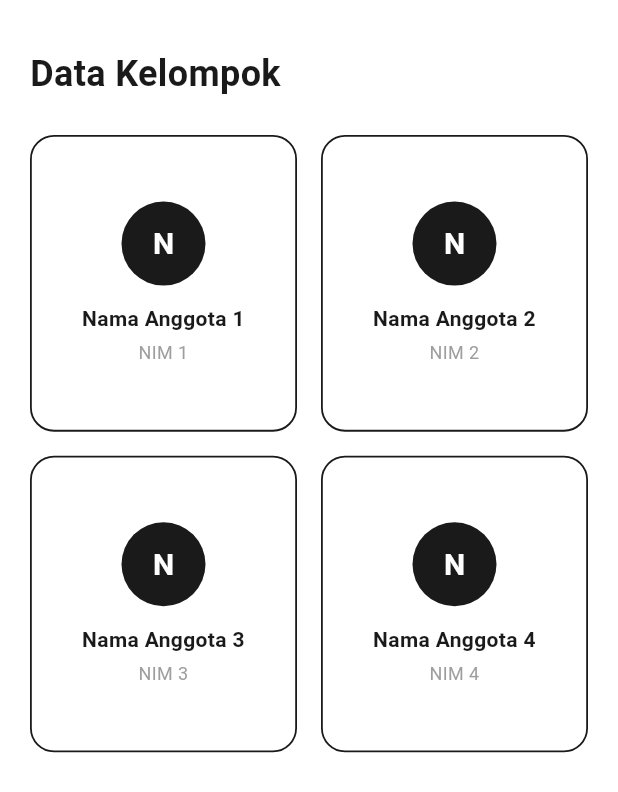
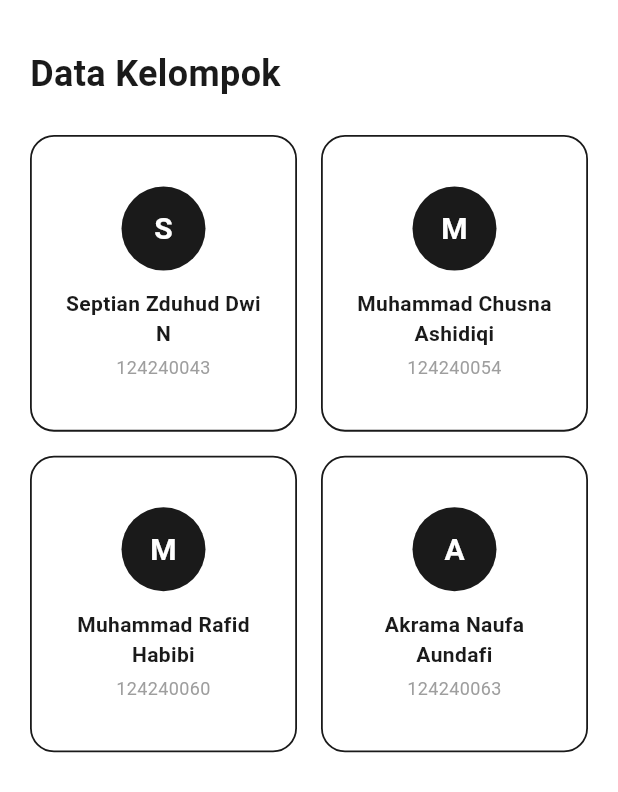
Before and after one commit to RafidH777/Mobile-Aplikasi-Matematika, a Flutter app: the KelompokScreen screen opened by its route, on a phone screen of 412 x 824 dp. Shown: the top 792 px of the screen. Run offline on Flutter 3.47's test engine with Material 3 defaults, Android fonts, the phone set to English and light mode, and no system bars.

Commit message:
fix nama kelompok

```diff
--- a/lib/screen/kelompok.dart
+++ b/lib/screen/kelompok.dart
@@ -7,10 +7,10 @@ class KelompokScreen extends StatelessWidget {
 
   // TODO: ganti dengan nama & NIM anggota kelompok yang sebenarnya
   static const List<Map<String, String>> _anggota = [
-    {'nama': 'Nama Anggota 1', 'nim': 'NIM 1'},
-    {'nama': 'Nama Anggota 2', 'nim': 'NIM 2'},
-    {'nama': 'Nama Anggota 3', 'nim': 'NIM 3'},
-    {'nama': 'Nama Anggota 4', 'nim': 'NIM 4'},
+    {'nama': 'Septian Zduhud Dwi N', 'nim': '124240043'},
+    {'nama': 'Muhammad Chusna Ashidiqi', 'nim': '124240054'},
+    {'nama': 'Muhammad Rafid Habibi', 'nim': '124240060'},
+    {'nama': 'Akrama Naufa Aundafi', 'nim': '124240063'},
   ];
 
   @override
```
